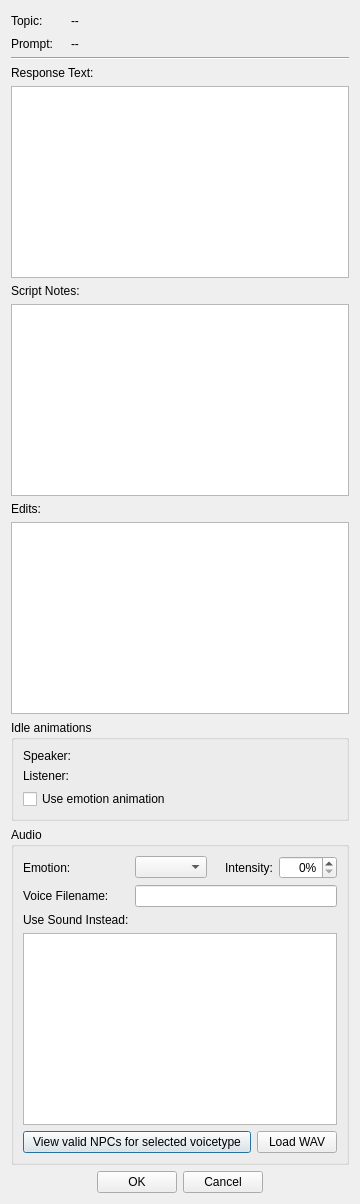
This is native/src/DovahKit/ui/form_windows/topic_info/topic_info_response.ui in DavidJCobb/DovahKit as Qt 5 draws it before an edit. The edited form follows.
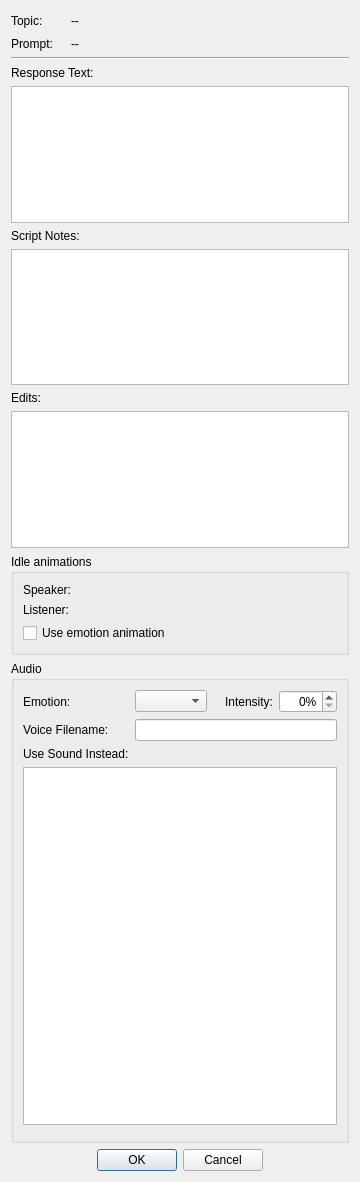
This is the edited form. Custom widgets are drawn as their Qt base class.

Commit message: BSA improvements; INFO audio preview

What changed in the file:
```diff
--- a/native/src/DovahKit/ui/form_windows/topic_info/topic_info_response.ui
+++ b/native/src/DovahKit/ui/form_windows/topic_info/topic_info_response.ui
@@ -5,7 +5,7 @@
   <property name="windowTitle">
    <string>Edit Response</string>
   </property>
-  <layout class="QVBoxLayout" name="verticalLayout_3">
+  <layout class="QVBoxLayout" name="verticalLayout_3" stretch="0,1,0,1,0">
    <item>
     <layout class="QGridLayout" name="howDidWeGetHereLayout" columnstretch="0,0,1">
      <property name="sizeConstraint">
@@ -295,29 +295,19 @@
        </layout>
       </item>
       <item>
-       <widget class="QTableView" name="voiceFilesTable"/>
+       <widget class="QTableView" name="voiceFilesTable">
+        <property name="minimumSize">
+         <size>
+          <width>0</width>
+          <height>125</height>
+         </size>
+        </property>
+       </widget>
       </item>
       <item>
        <layout class="QHBoxLayout" name="horizontalLayout">
         <item>
-         <widget class="QPushButton" name="buttonViewVoicetypeNPCs">
-          <property name="sizePolicy">
-           <sizepolicy hsizetype="Minimum" vsizetype="Fixed">
-            <horstretch>1</horstretch>
-            <verstretch>0</verstretch>
-           </sizepolicy>
-          </property>
-          <property name="text">
-           <string>View valid NPCs for selected voicetype</string>
-          </property>
-         </widget>
-        </item>
-        <item>
-         <widget class="QPushButton" name="buttonLoadWavForVoicetype">
-          <property name="text">
-           <string>Load WAV</string>
-          </property>
-         </widget>
+         <widget class="DKAudioWidget" name="audioPlayer"/>
         </item>
        </layout>
       </item>
@@ -371,6 +361,11 @@
   </layout>
  </widget>
  <customwidgets>
+  <customwidget>
+   <class>DKAudioWidget</class>
+   <extends>QWidget</extends>
+   <header>widgets/DKAudioWidget.h</header>
+  </customwidget>
   <customwidget>
    <class>DKFormPicker</class>
    <extends>QWidget</extends>
```
Left out of the diff: 44 changed lines with no effect on the pictures. The commit also changes 28 other files.
